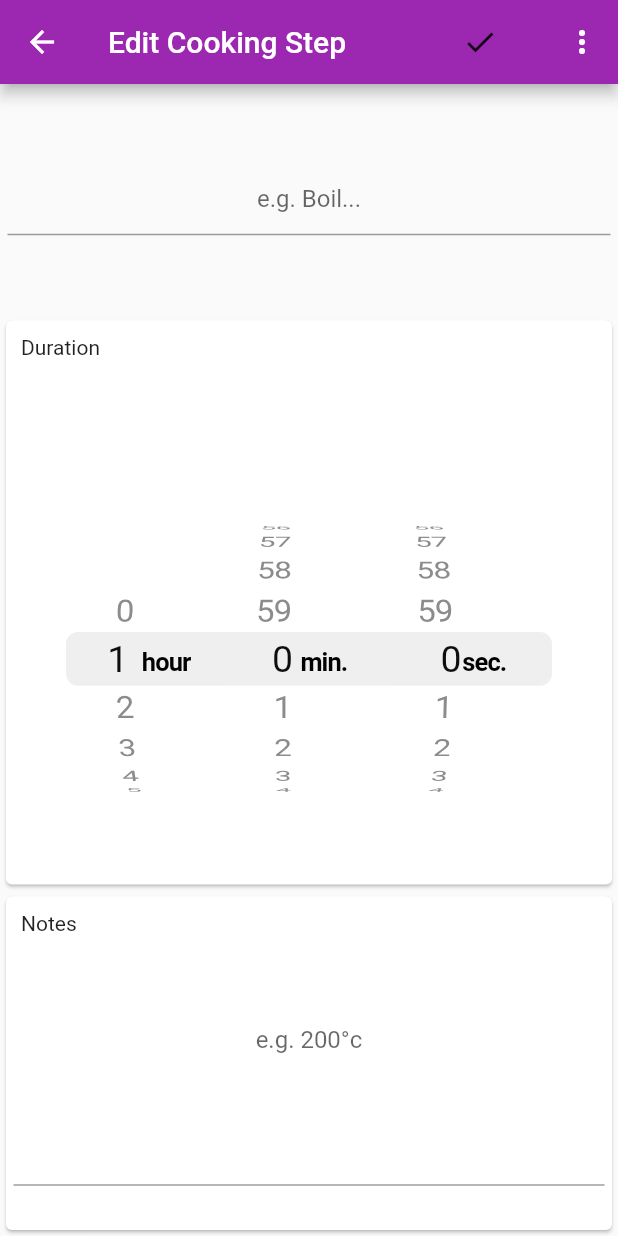
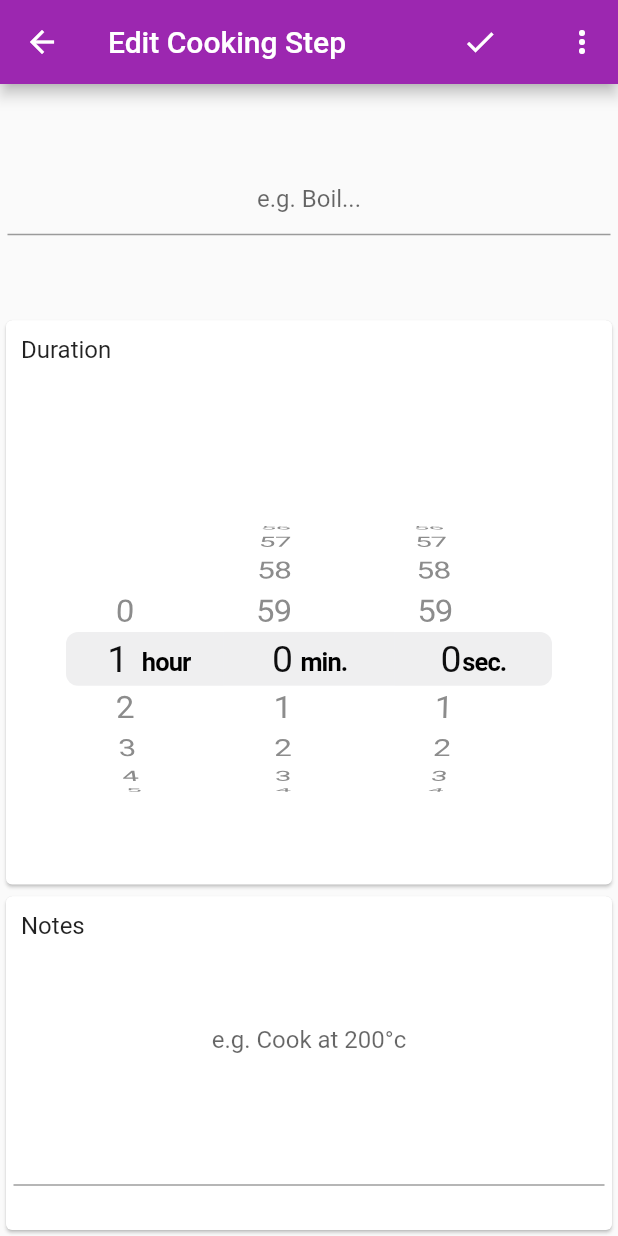
Before and after one commit to domfraise/souschef-cooking-timer, a Flutter app: the EditPhasePage screen opened directly with empty values, after a tap on an icon or button, on a phone screen of 412 x 824 dp. Run offline on Flutter 3.47's test engine with Material 2 defaults, Android fonts, the phone set to English and light mode, and no system bars; our stand-ins replace cloud_firestore, device_info_plus, firebase_core, flutter_local_notifications, intro_slider; accounts and stored records are empty; generated files the repository leaves out were written again.

Commit message:
Fix more formatting and spacing issues

```diff
--- a/lib/components/countdown_view.dart
+++ b/lib/components/countdown_view.dart
@@ -31,7 +31,7 @@ class CountdownView extends StatelessWidget {
                 children: [
                   Text(
                     "Total Time Remaining",
-                    // style: Theme.of(context).textTheme.subhead,
+                    style: Theme.of(context).textTheme.headline5,
                   ),
                   DurationView(
                     duration: timer.totalTimeRemaining,
@@ -105,7 +105,7 @@ class CountdownView extends StatelessWidget {
                 children: [
                   Text(
                       "Up Next: ${timer.recipe.getNextAlertingPhase().ingredientName} - ${timer.recipe.getNextAlertingPhase().phaseName}",
-                      // style: Theme.of(context).textTheme.subhead
+                      style: Theme.of(context).textTheme.subtitle2
                   ),
                   DurationView(
                     duration:
--- a/lib/components/phase_chip.dart
+++ b/lib/components/phase_chip.dart
@@ -32,7 +32,7 @@ class PhaseChip extends StatelessWidget {
                 phase.name,
                 overflow: TextOverflow.ellipsis,
                 textAlign: TextAlign.center,
-                // style: Theme.of(context).textTheme.subhead.copyWith(color: Theme.of(context).colorScheme.onPrimary),
+                style: TextStyle(color: Colors.white, fontWeight: FontWeight.bold)
               ),
               DurationView(
                 duration: phase.timeRemaining,
--- a/lib/components/recipe_view.dart
+++ b/lib/components/recipe_view.dart
@@ -39,7 +39,7 @@ class RecipeView extends StatelessWidget {
                 flex: 8,
                 child: Text(
                   recipe.name,
-                  // style: Theme.of(context).textTheme.headline,
+                  style: Theme.of(context).textTheme.headline5,
                   textAlign: TextAlign.center,
                 ),
               ),
@@ -92,7 +92,7 @@ class RecipeView extends StatelessWidget {
                   padding: EdgeInsets.all(5),
                   child: Text(
                     ingredient.name,
-                    // style: Theme.of(context).textTheme.subtitle,
+                    style: Theme.of(context).textTheme.subtitle1,
                   ),
                 ),
                 Container(
--- a/lib/components/schedule_timer_dialogue.dart
+++ b/lib/components/schedule_timer_dialogue.dart
@@ -40,7 +40,7 @@ class _ScheduleTimerDialogueState extends State<ScheduleTimerDialogue> {
             },
             child: Text(
               selectedTime == null ? "-- : --" : selectedTime!.format(context),
-              // style: Theme.of(context).textTheme.button.copyWith(fontSize: 30),
+              style: TextStyle(fontSize: 30)
             ),
           ),
           FlatButton.icon(
--- a/lib/model/timer_model.dart
+++ b/lib/model/timer_model.dart
@@ -24,11 +24,11 @@ class TimerModel {
     listenToClock();
   }
 
-  set scheduledTime(TimeOfDay time) {
+  set scheduledTime(TimeOfDay? time) {
     _scheduledTime = time;
     scheduleTimer?.cancel();
     if (!hasStarted && _scheduledTime != null) {
-      this.scheduledTimeRemaining = Duration(minutes: calculateWaitTime(time));
+      this.scheduledTimeRemaining = Duration(minutes: calculateWaitTime(time!));
       scheduleTimer = Timer(scheduledTimeRemaining, () {
         _scheduledTime = null;
         alertCallback("Scheduled Timer Starting", recipe.name + "Starting now");
--- a/lib/pages/edit_phase_page.dart
+++ b/lib/pages/edit_phase_page.dart
@@ -43,7 +43,7 @@ class _EditPhasePageState extends State<EditPhasePage> {
               onPressed: submit,
               child: Icon(
                 Icons.done,
-                // color: Theme.of(context).buttonTheme.colorScheme.onPrimary,
+                color: Colors.white,
               )),
           PopupMenuButton(onSelected: (buttonPressed) {
             switch (buttonPressed) {
@@ -90,7 +90,6 @@ class _EditPhasePageState extends State<EditPhasePage> {
           decoration: InputDecoration(hintText: "e.g. Boil..."),
           textCapitalization: TextCapitalization.sentences,
           textAlign: TextAlign.center,
-          // style: Theme.of(context).textTheme.headline,
           controller: nameController,
           onChanged: (value) {
             widget.phase.name = value;
@@ -111,7 +110,7 @@ class _EditPhasePageState extends State<EditPhasePage> {
               padding: EdgeInsets.all(10),
               child: Text(
                 "Duration",
-                // style: Theme.of(context).textTheme.subhead,
+                style: Theme.of(context).textTheme.subtitle1,
               ),
             ),
           ),
@@ -143,7 +142,7 @@ class _EditPhasePageState extends State<EditPhasePage> {
                 padding: EdgeInsets.all(10),
                 child: Text(
                   "Notes",
-                  // style: Theme.of(context).textTheme.subhead,
+                  style: Theme.of(context).textTheme.subtitle1,
                 ),
               ),
             ),
@@ -154,11 +153,11 @@ class _EditPhasePageState extends State<EditPhasePage> {
                   padding: EdgeInsets.all(5),
                   child: TextField(
                     textCapitalization: TextCapitalization.sentences,
-                    decoration: InputDecoration(hintText: "e.g. 200°c"),
+                    decoration: InputDecoration(hintText: "e.g. Cook at 200°c"),
                     keyboardType: TextInputType.multiline,
                     maxLines: 5,
                     textAlign: TextAlign.center,
-                    // style: Theme.of(context).textTheme.headline,
+                    style: Theme.of(context).textTheme.subtitle1,
                     controller: notesController,
                   ),
                 ),
--- a/lib/pages/home.dart
+++ b/lib/pages/home.dart
@@ -228,13 +228,13 @@ class _HomePageState extends State<HomePage> with TickerProviderStateMixin {
         });
   }
 
-  _showScheduleTimerDialogue(timer) {
+  _showScheduleTimerDialogue(TimerModel timer) {
     showDialog(
         context: context,
         builder: (context) => ScheduleTimerDialogue(
                 "Finish At", timer.scheduledTime, (selectedTime) {
               setState(() {
-                timer.scheduledTime = selectedTime;
+                timer.scheduledTime = selectedTime ?? TimeOfDay.now();
               });
             }));
   }
```
